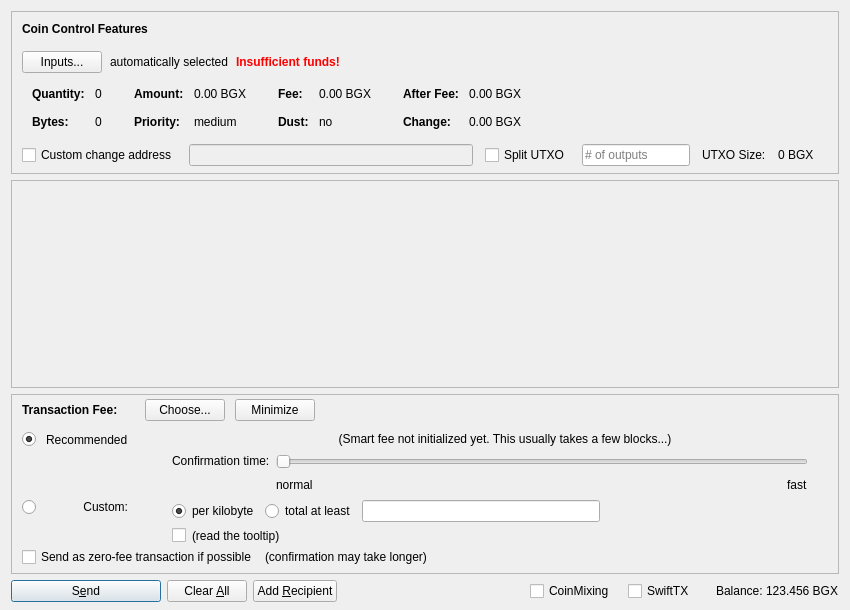
Above: src/qt/forms/sendcoinsdialog.ui from BitcoinGenX/BitcoinGenerationX before the change. Below: the same form after it.
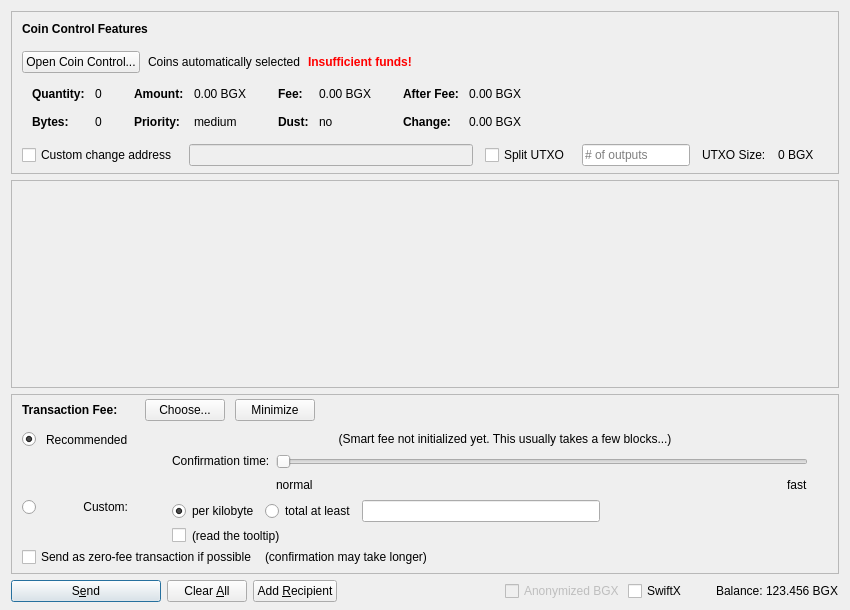
That is the form after the change. Icons and pictures are not drawn. Custom widgets are drawn as their Qt base class.

Diff of the .ui file:
```diff
--- a/src/qt/forms/sendcoinsdialog.ui
+++ b/src/qt/forms/sendcoinsdialog.ui
@@ -107,7 +107,7 @@
              <string notr="true"/>
             </property>
             <property name="text">
-             <string>Inputs...</string>
+             <string>Open Coin Control...</string>
             </property>
             <property name="autoDefault">
              <bool>false</bool>
@@ -117,7 +117,7 @@
           <item>
            <widget class="QLabel" name="labelCoinControlAutomaticallySelected">
             <property name="text">
-             <string>automatically selected</string>
+             <string>Coins automatically selected</string>
             </property>
             <property name="margin">
              <number>5</number>
@@ -1385,19 +1385,13 @@
         <number>3</number>
        </property>
        <item>
-        <widget class="QCheckBox" name="checkUseCoinMixing">
-         <property name="minimumSize">
-          <size>
-           <width>95</width>
-           <height>0</height>
-          </size>
-         </property>
-         <property name="text">
-          <string>CoinMixing</string>
-         </property>
-         <property name="checked">
+        <widget class="QCheckBox" name="checkzBGX">
+         <property name="enabled">
           <bool>false</bool>
          </property>
+         <property name="text">
+          <string>Anonymized BGX</string>
+         </property>
         </widget>
        </item>
        <item>
@@ -1412,7 +1406,7 @@
           </size>
          </property>
          <property name="text">
-          <string>SwiftTX</string>
+          <string>SwiftX</string>
          </property>
         </widget>
        </item>
```
Left out of the diff: 4 changed lines with no effect on the pictures.
